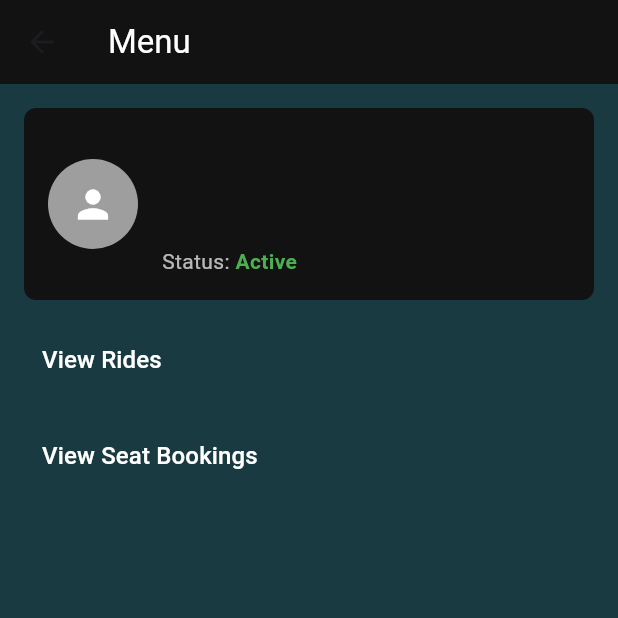
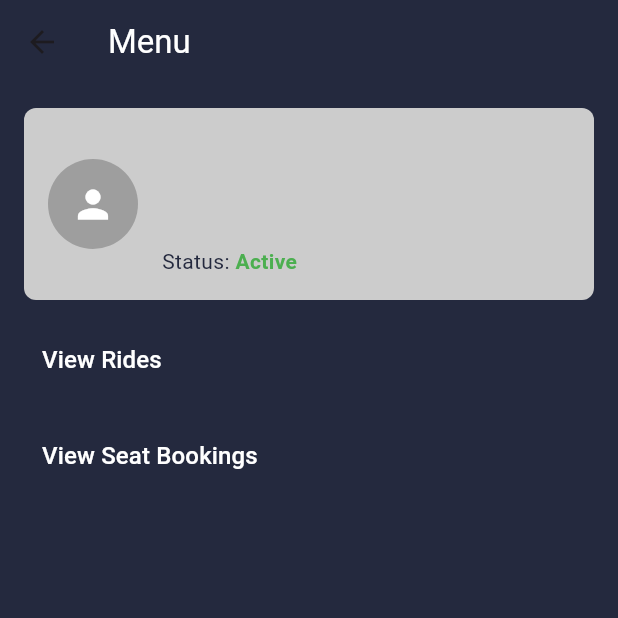
Before and after one commit to Hosny-Mohammed/ability_drive_flutter, a Flutter app: the Homepage screen opened directly with empty values, after a tap on the "menu" icon, on a phone screen of 412 x 824 dp, the top half of it. Run offline on Flutter 3.47's test engine with Material 3 defaults, Android fonts, the phone set to English and light mode, and no system bars; our stand-ins replace dio; missing offline and left inert: flutter_stripe; accounts and stored records are empty; network calls fail.

Commit message:
changing colors

```diff
--- a/lib/Driver/widgets/ride_card.dart
+++ b/lib/Driver/widgets/ride_card.dart
@@ -18,6 +18,7 @@ class RideCard extends StatelessWidget {
   @override
   Widget build(BuildContext context) {
     return Card(
+      color: Colors.white,
       margin: const EdgeInsets.symmetric(vertical: 8, horizontal: 16),
       child: Padding(
         padding: const EdgeInsets.all(16.0),
--- /dev/null
+++ b/lib/color_palette.dart
@@ -0,0 +1,8 @@
+import 'package:flutter/material.dart';
+
+class AppColors {
+  static const Color background = Color(0xFF24293E);
+  static const Color accent = Color(0xFF8EBBFF);
+  static const Color text = Color(0xFFF4F5FC);
+  static const Color secondary = Color(0xFFCCCCCC);
+}
--- a/lib/screens/Home_page.dart
+++ b/lib/screens/Home_page.dart
@@ -1,3 +1,4 @@
+import 'package:ability_drive_flutter/color_palette.dart';
 import 'package:ability_drive_flutter/providers/home_provider.dart';
 import 'package:ability_drive_flutter/screens/booking_rides/payment_Method_page.dart';
 import 'package:ability_drive_flutter/screens/booking_rides/private_Book.dart';
@@ -18,9 +19,9 @@ class Homepage extends StatelessWidget {
   Widget build(BuildContext context) {
     var provider = Provider.of<HomeProvider>((context), listen: false);
     return Scaffold(
-      backgroundColor: const Color(0xFF1A3A42),
+      backgroundColor: AppColors.background,
       appBar: AppBar(
-        backgroundColor: const Color(0xFF1A3A42),
+        backgroundColor: AppColors.background,
         elevation: 0,
         title: Row(
           mainAxisAlignment: MainAxisAlignment.start,
@@ -45,30 +46,30 @@ class Homepage extends StatelessWidget {
               child: Column(
                 crossAxisAlignment: CrossAxisAlignment.start,
                 children: [
-                  Container(
-                    color: const Color(0xFF5B6EF8),
-                    padding: const EdgeInsets.all(16),
-                    child: Column(
-                      crossAxisAlignment: CrossAxisAlignment.start,
-                      children: [
-                        const Text(
-                          'To find your pickup location automatically, turn on location services',
-                          style: TextStyle(color: Colors.white, fontSize: 16),
-                        ),
-                        const SizedBox(height: 10),
-                        ElevatedButton(
-                          onPressed: () {},
-                          style: ElevatedButton.styleFrom(
-                            backgroundColor: Colors.black,
-                            shape: RoundedRectangleBorder(
-                              borderRadius: BorderRadius.circular(8),
-                            ),
-                          ),
-                          child: const Text('Turn on location'),
-                        ),
-                      ],
-                    ),
-                  ),
+                  // Container(
+                  //   color: const Color(0xFF5B6EF8),
+                  //   padding: const EdgeInsets.all(16),
+                  //   child: Column(
+                  //     crossAxisAlignment: CrossAxisAlignment.start,
+                  //     children: [
+                  //       const Text(
+                  //         'To find your pickup location automatically, turn on location services',
+                  //         style: TextStyle(color: Colors.white, fontSize: 16),
+                  //       ),
+                  //       const SizedBox(height: 10),
+                  //       ElevatedButton(
+                  //         onPressed: () {},
+                  //         style: ElevatedButton.styleFrom(
+                  //           backgroundColor: Colors.black,
+                  //           shape: RoundedRectangleBorder(
+                  //             borderRadius: BorderRadius.circular(8),
+                  //           ),
+                  //         ),
+                  //         child: const Text('Turn on location'),
+                  //       ),
+                  //     ],
+                  //   ),
+                  // ),
                   const SizedBox(height: 16),
                   Padding(
                     padding: const EdgeInsets.all(16.0),
@@ -152,6 +153,7 @@ class Homepage extends StatelessWidget {
                             itemBuilder: (context, index) {
                               final bus = homeProvider.filteredBuses[index];
                               return Card(
+                                color: Colors.white,
                                 shape: RoundedRectangleBorder(
                                   borderRadius: BorderRadius.circular(16),
                                 ),
@@ -173,18 +175,18 @@ class Homepage extends StatelessWidget {
                                                   children: [
                                                     Text(
                                                       'Bus Number: ${bus["busNumber"]}',
-                                                      style: const TextStyle(fontWeight: FontWeight.bold),
+                                                      style: const TextStyle(fontWeight: FontWeight.bold, color: AppColors.background),
                                                     ),
-                                                    Text('From: ${bus["fromLocation"]}'),
-                                                    Text('To: ${bus["toLocation"]}'),
-                                                    Text('Departure: ${bus["departureTime"]}'),
-                                                    Text('Available Seats: ${bus["availableNormalSeats"]}'),
+                                                    Text('From: ${bus["fromLocation"]}', style: const TextStyle(color: AppColors.background),),
+                                                    Text('To: ${bus["toLocation"]}', style: const TextStyle(color: AppColors.background),),
+                                                    Text('Departure: ${bus["departureTime"]}', style: const TextStyle(color: AppColors.background),),
+                                                    Text('Available Seats: ${bus["availableNormalSeats"]}', style: const TextStyle(color: AppColors.background),),
                                                     Text(
-                                                        'Available Seats For Disabled: ${bus["availableDisabledSeats"]}'),
+                                                        'Available Seats For Disabled: ${bus["availableDisabledSeats"]}', style: const TextStyle(color: AppColors.background),),
                                                     Text(
-                                                        'Wheelchair Accessible: ${bus["isWheelchairAccessible"] ? "Yes" : "No"}'),
+                                                        'Wheelchair Accessible: ${bus["isWheelchairAccessible"] ? "Yes" : "No"}', style: const TextStyle(color: AppColors.background),),
                                                     Text(
-                                                        'Price: ${bus["price"]} EGP'),
+                                                        'Price: ${bus["price"]} EGP', style: const TextStyle(color: Colors.green),),
                                                   ],
                                                 ),
                                               ),
--- a/lib/screens/authentication/profile_page.dart
+++ b/lib/screens/authentication/profile_page.dart
@@ -1,6 +1,7 @@
 import 'package:flutter/material.dart';
 import 'package:provider/provider.dart';
 import 'package:ability_drive_flutter/providers/auth_provider.dart';
+import '../../color_palette.dart';
 import '../Rides_History/rides_page.dart';
 import '../Rides_History/seat_bookings_page.dart'; // Import your Credit Card page
 
@@ -10,9 +11,9 @@ class Profile extends StatelessWidget {
   @override
   Widget build(BuildContext context) {
     return Scaffold(
-      backgroundColor: const Color(0xFF1A3A42),
+      backgroundColor: AppColors.background,
       appBar: AppBar(
-        backgroundColor: const Color(0xFF121212),
+        backgroundColor: AppColors.background,
         title: const Text(
           'Menu',
           style: TextStyle(color: Colors.white),
@@ -39,7 +40,7 @@ class Profile extends StatelessWidget {
                 Container(
                   padding: const EdgeInsets.all(16),
                   decoration: BoxDecoration(
-                    color: const Color(0xFF121212),
+                    color: AppColors.secondary ,
                     borderRadius: BorderRadius.circular(8),
                   ),
                   child: Row(
@@ -59,30 +60,30 @@ class Profile extends StatelessWidget {
                               style: const TextStyle(
                                 fontSize: 18,
                                 fontWeight: FontWeight.bold,
-                                color: Colors.white,
+                                color: AppColors.background,
                               ),
                             ),
                             const SizedBox(height: 4),
                             Text(
                               user.phone,
-                              style: const TextStyle(color: Colors.white70),
+                              style: const TextStyle(color: AppColors.background),
                             ),
                             Text(
                               user.email,
-                              style: const TextStyle(color: Colors.white70),
+                              style: const TextStyle(color: AppColors.background),
                             ),
                             const SizedBox(height: 4),
                             Row(
                               children: [
                                 const Text(
                                   'Status: ',
-                                  style: TextStyle(color: Colors.white70),
+                                  style: TextStyle(color: AppColors.background),
                                 ),
                                 Text(
                                   user.isDisabled ? "Disabled" : "Active",
                                   style: TextStyle(
                                     color: user.isDisabled
-                                        ? Colors.red
+                                        ? Colors.blue
                                         : Colors.green,
                                     fontWeight: FontWeight.bold,
                                   ),
--- a/lib/screens/booking_rides/Payment_page.dart
+++ b/lib/screens/booking_rides/Payment_page.dart
@@ -2,13 +2,14 @@
 import 'package:ability_drive_flutter/screens/booking_rides/payment_Method_page.dart';
 import 'package:flutter/material.dart';
 
+import '../../color_palette.dart';
 import '../Home_page.dart';
 
 class Paymentpage extends StatelessWidget {
   @override
   Widget build(BuildContext context) {
     return Scaffold(
-      backgroundColor: const Color(0xFF1A3A42),
+      backgroundColor: AppColors.background,
       appBar: AppBar(
         backgroundColor: const Color(0xFF121212),
         title: const Text(
--- a/lib/screens/booking_rides/payment_Method_page.dart
+++ b/lib/screens/booking_rides/payment_Method_page.dart
@@ -1,6 +1,7 @@
 import 'package:ability_drive_flutter/providers/auth_provider.dart';
 import 'package:flutter/material.dart';
 import 'package:provider/provider.dart';
+import '../../color_palette.dart';
 import '../../providers/private_ride_provider.dart';
 import '../../stripe_payment/payment_manager.dart';
 import '../Home_page.dart';
@@ -23,7 +24,7 @@ class PaymentMethod extends StatelessWidget {
 
 
     return Scaffold(
-      backgroundColor: const Color(0xff0e4f55),
+      backgroundColor: AppColors.background,
       appBar: AppBar(
         backgroundColor: Colors.transparent,
         elevation: 0,
```
Also changed, not shown: lib/Driver/screens/home_driver_page.dart (+6 -3 lines), lib/Driver/screens/login_driver_screen.dart (+5 -4 lines), lib/screens/Rides_History/rides_page.dart (+7 -5 lines), lib/screens/Rides_History/seat_bookings_page.dart (+8 -6 lines), lib/screens/Welcome_page.dart (+12 -11 lines), lib/screens/authentication/Login.dart (+20 -19 lines), lib/screens/authentication/signup_page.dart (+5 -4 lines), lib/screens/booking_rides/private_Book.dart (+5 -4 lines).
